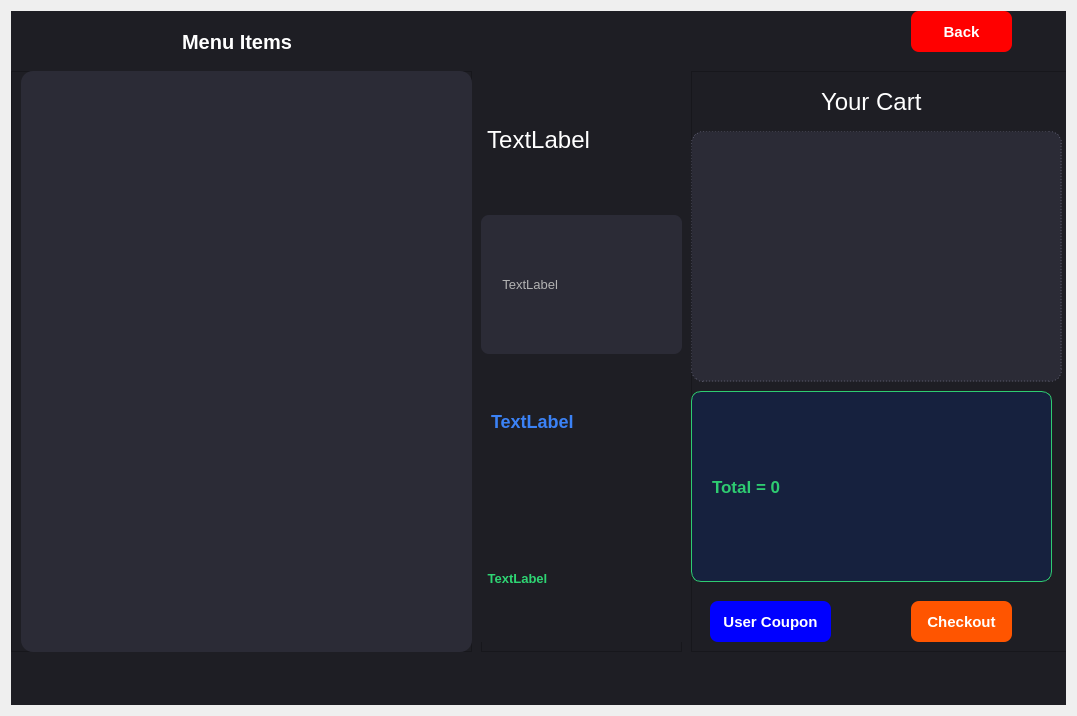
Old version of the form main/gui/customerwindow.ui in the repository HamidrezaNadafian/Restaurant-Management-System.
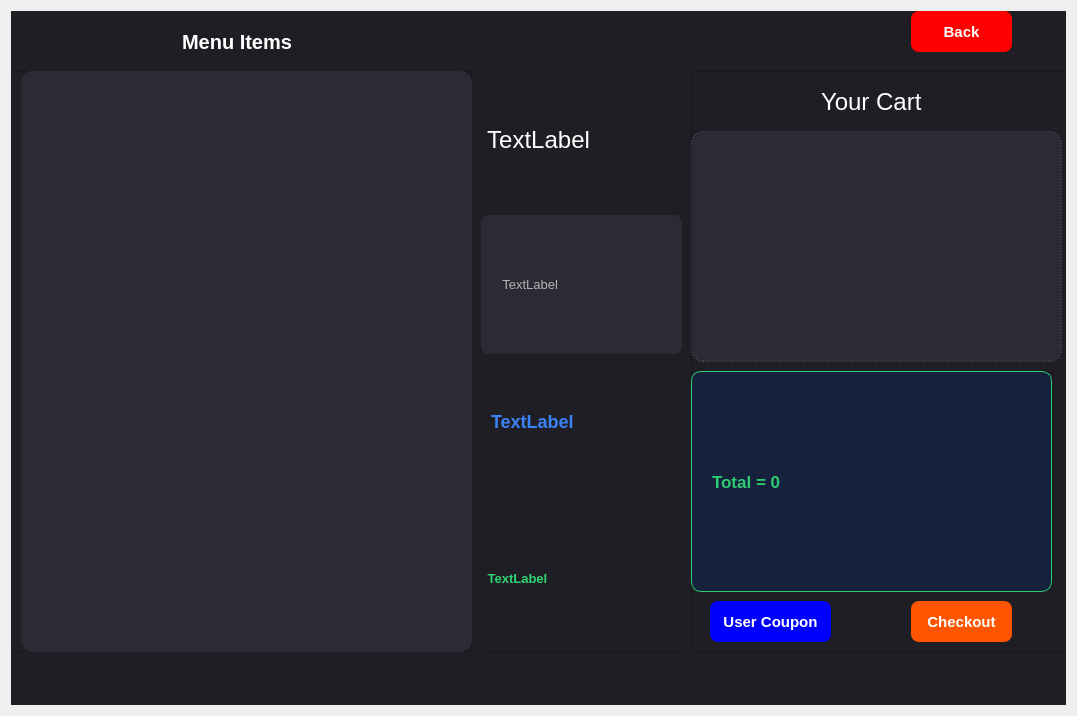
New version of the form. The open tabs and pages were chosen to show the change.

Commit message: display expected earned points in cart receipt.

```diff
--- a/main/gui/customerwindow.ui
+++ b/main/gui/customerwindow.ui
@@ -749,7 +749,7 @@
           <x>0</x>
           <y>60</y>
           <width>371</width>
-          <height>251</height>
+          <height>231</height>
          </rect>
         </property>
        </widget>
@@ -770,9 +770,9 @@
         <property name="geometry">
          <rect>
           <x>0</x>
-          <y>320</y>
+          <y>300</y>
           <width>361</width>
-          <height>191</height>
+          <height>221</height>
          </rect>
         </property>
         <property name="text">
```
Left out of the diff: 2 changed lines with no effect on the pictures. The commit also changes 1 other file.
